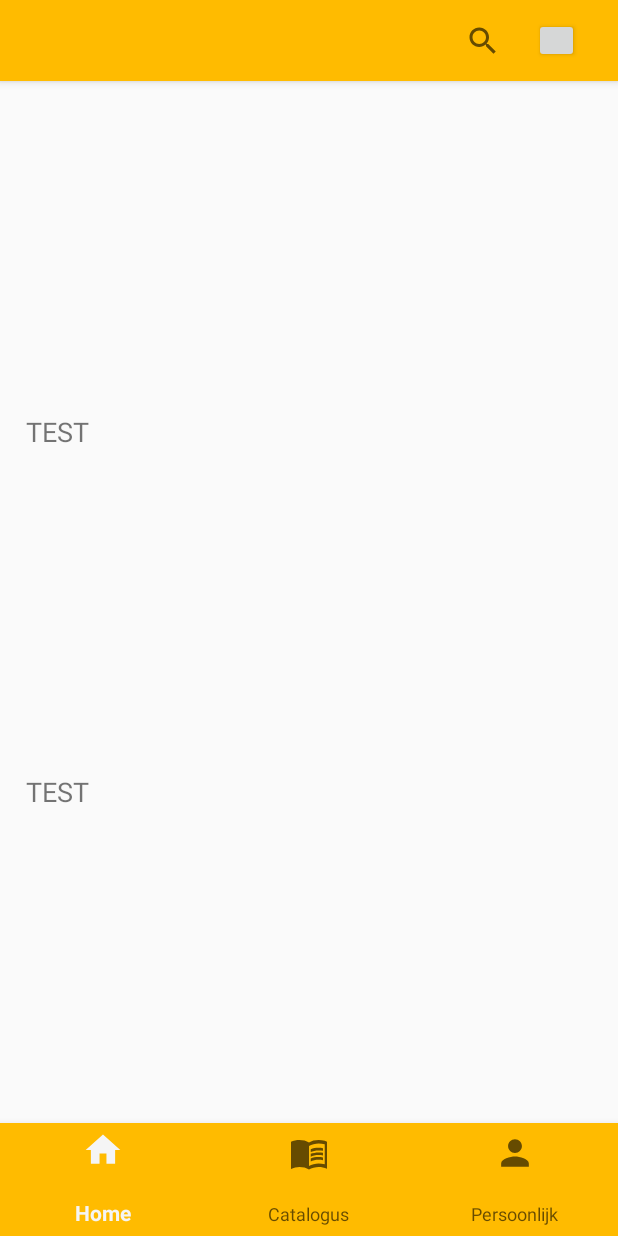
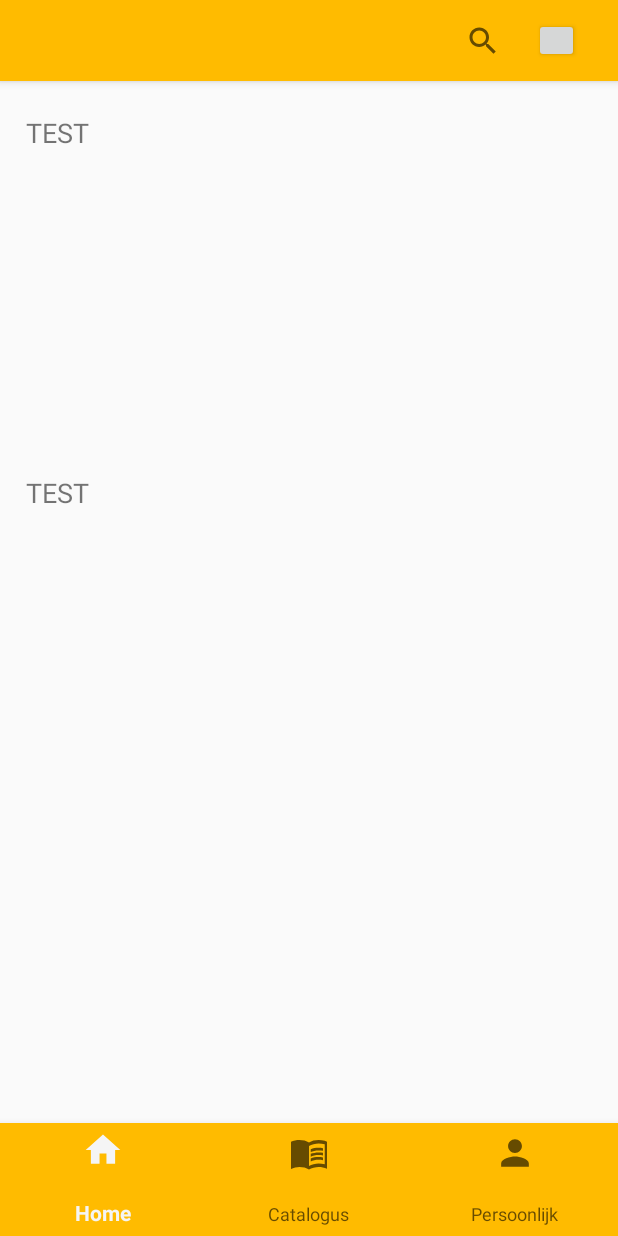
Before and after one commit to Jochem-tb/MovieRadar, an Android app: the screen it shows after launch (Catalogus), on a phone screen of 412 x 824 dp. Run offline under Robolectric (Android 15) with nearby library versions, the light colour scheme and no system bars; our stand-ins replace Picasso; pictures from the network do not load.

Commit message:
Update catalogus.xml
LIttle fix

```diff
--- a/app/src/main/res/layout/catalogus.xml
+++ b/app/src/main/res/layout/catalogus.xml
@@ -211,7 +211,9 @@
     <androidx.recyclerview.widget.RecyclerView
         android:id="@+id/rvCatalogusTop"
         android:layout_width="match_parent"
-        android:layout_height="wrap_content" />
+        android:layout_height="wrap_content"
+        android:layout_below="@+id/tbCatalogus"
+        android:layout_marginTop="10dp" />
 
     <androidx.recyclerview.widget.RecyclerView
         android:id="@+id/rvCatalogus"
@@ -220,9 +222,9 @@
         android:layout_above="@+id/btmNavViewMain"
         android:layout_below="@+id/rvCatalogusTop"
         android:layout_marginStart="5dp"
-        android:layout_marginTop="263dp"
+        android:layout_marginTop="0dp"
         android:layout_marginEnd="5dp"
-        android:layout_marginBottom="5dp" />
+        android:layout_marginBottom="268dp" />
 
     <com.google.android.material.bottomnavigation.BottomNavigationView
         android:id="@+id/btmNavViewMain"
```
